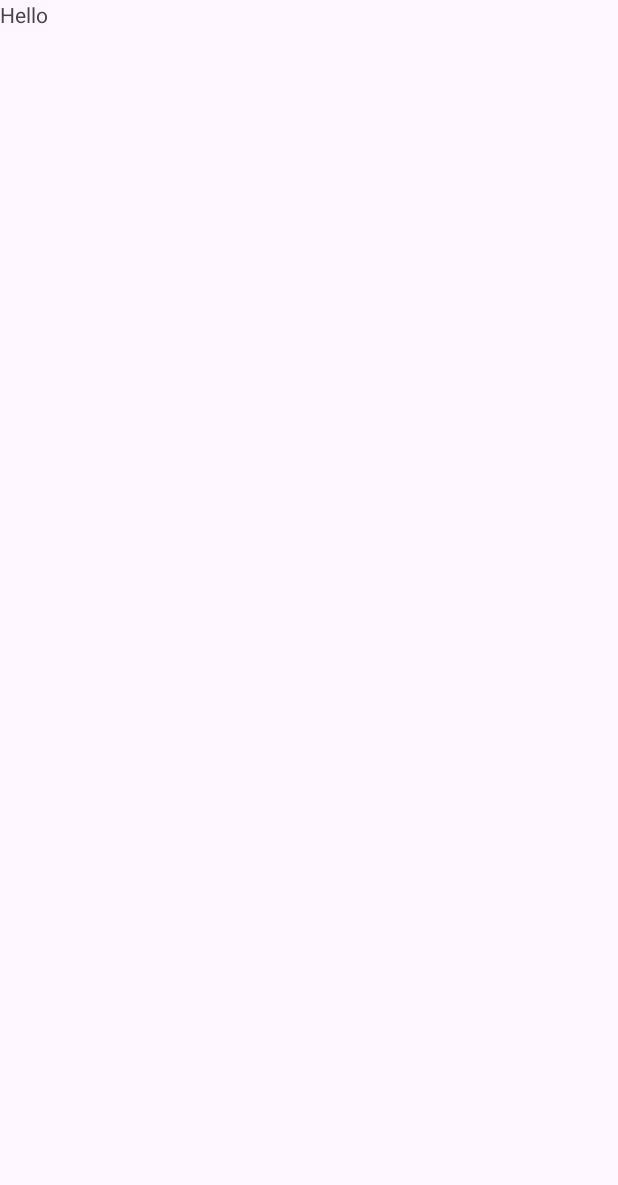
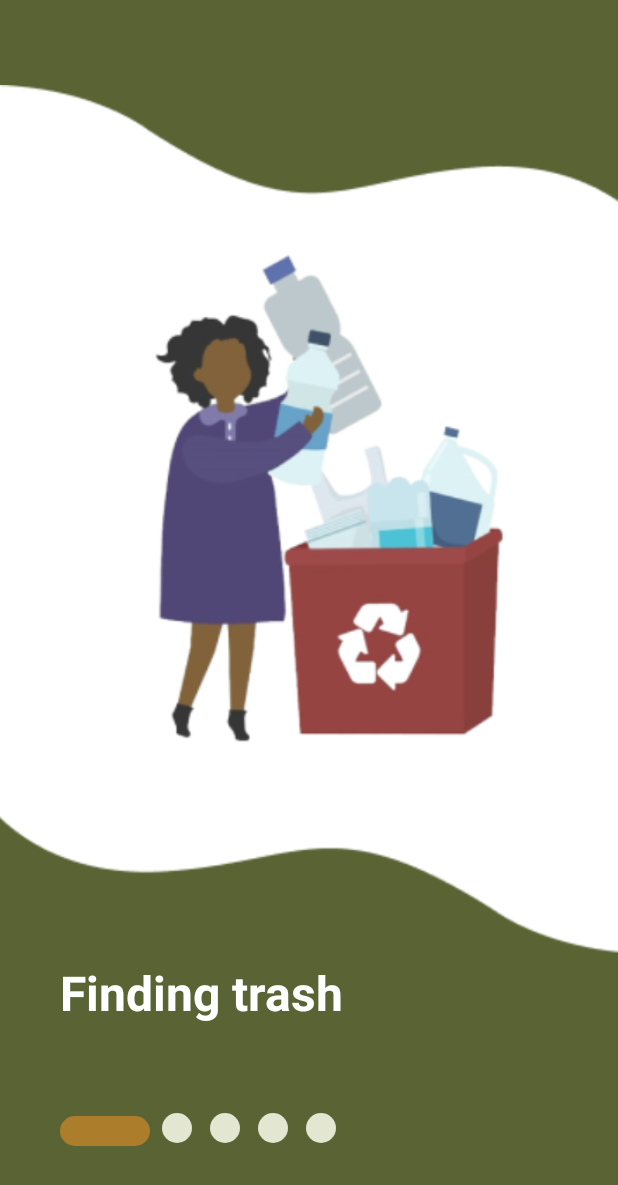
Before and after one commit to EcoTong/EcoTong_Android, an Android app: the screen it shows after launch (MainActivity), on a phone screen of 412 x 824 dp. Before the commit the part shown is almost empty. Shown: the top 1185 px of the screen. Run offline under Robolectric (Android 15) with nearby library versions, the phone set to English and light mode, and no system bars; our stand-ins replace Dagger/Hilt's generated code, Timber.

Commit message:
Init color
Make welcome page

```diff
--- /dev/null
+++ b/app/src/main/java/id/ac/istts/ecotong/ui/welcome/FirstFragment.kt
@@ -0,0 +1,23 @@
+package id.ac.istts.ecotong.ui.welcome
+
+import android.os.Bundle
+import androidx.fragment.app.Fragment
+import android.view.LayoutInflater
+import android.view.View
+import android.view.ViewGroup
+import androidx.fragment.app.viewModels
+import id.ac.istts.ecotong.R
+import id.ac.istts.ecotong.databinding.FragmentFirstBinding
+import id.ac.istts.ecotong.ui.base.BaseFragment
+
+class FirstFragment : BaseFragment<FragmentFirstBinding>(FragmentFirstBinding::inflate) {
+//    private val viewModel: BlankViewModel by viewModels()
+    override fun setupUI() {
+    }
+
+    override fun setupListeners() {
+    }
+
+    override fun setupObservers() {
+    }
+}
--- /dev/null
+++ b/app/src/main/res/drawable/circle.xml
@@ -0,0 +1,11 @@
+<?xml version="1.0" encoding="utf-8"?>
+<shape xmlns:android="http://schemas.android.com/apk/res/android"
+    android:shape="oval">
+
+    <solid
+        android:color="@color/greensecondary"/>
+
+    <size
+        android:width="20dp"
+        android:height="20dp"/>
+</shape>
--- /dev/null
+++ b/app/src/main/res/drawable/oval.xml
@@ -0,0 +1,12 @@
+<?xml version="1.0" encoding="utf-8"?>
+<shape xmlns:android="http://schemas.android.com/apk/res/android"
+    android:shape="rectangle">
+
+    <solid android:color="@color/brown" />
+
+    <corners android:radius="32dp" />
+
+    <size
+        android:width="40dp"
+        android:height="5dp"/>
+</shape>
--- /dev/null
+++ b/app/src/main/res/layout/fragment_first.xml
@@ -0,0 +1,92 @@
+<?xml version="1.0" encoding="utf-8"?>
+<androidx.constraintlayout.widget.ConstraintLayout xmlns:android="http://schemas.android.com/apk/res/android"
+    xmlns:app="http://schemas.android.com/apk/res-auto"
+    xmlns:tools="http://schemas.android.com/tools"
+    android:layout_width="match_parent"
+    android:layout_height="match_parent"
+    android:background="@color/greenprimary"
+    tools:context=".ui.welcome.FirstFragment"
+    tools:layout_editor_absoluteX="31dp"
+    tools:layout_editor_absoluteY="0dp">
+
+    <ImageView
+        android:id="@+id/imageView4"
+        android:layout_width="532dp"
+        android:layout_height="579dp"
+        android:layout_marginBottom="188dp"
+        android:src="@drawable/intro1"
+        app:layout_constraintBottom_toBottomOf="parent"
+        app:layout_constraintEnd_toEndOf="parent"
+        app:layout_constraintHorizontal_bias="0.504"
+        app:layout_constraintStart_toStartOf="parent" />
+
+    <TextView
+        android:id="@+id/textView"
+        style="@style/Big32sp"
+        android:layout_width="wrap_content"
+        android:layout_height="wrap_content"
+        android:layout_marginTop="4dp"
+        android:text="@string/intro1"
+        app:layout_constraintEnd_toEndOf="parent"
+        app:layout_constraintHorizontal_bias="0.179"
+        app:layout_constraintStart_toStartOf="parent"
+        app:layout_constraintTop_toBottomOf="@+id/imageView4" />
+
+    <ImageButton
+        android:id="@+id/imagebutton1"
+        android:layout_width="20dp"
+        android:layout_height="20dp"
+        android:layout_marginStart="8dp"
+        android:background="@drawable/circle"
+        android:backgroundTint="@color/greensecondary"
+        app:layout_constraintBottom_toBottomOf="parent"
+        app:layout_constraintStart_toEndOf="@+id/imagebutton0"
+        app:layout_constraintTop_toBottomOf="@+id/textView"
+        app:layout_constraintVertical_bias="0.487" />
+
+    <ImageButton
+        android:id="@+id/imagebutton2"
+        android:layout_width="20dp"
+        android:layout_height="20dp"
+        android:layout_marginStart="12dp"
+        android:background="@drawable/circle"
+        android:backgroundTint="@color/greensecondary"
+        app:layout_constraintBottom_toBottomOf="parent"
+        app:layout_constraintStart_toEndOf="@+id/imagebutton1"
+        app:layout_constraintTop_toBottomOf="@+id/textView"
+        app:layout_constraintVertical_bias="0.487" />
+
+    <ImageButton
+        android:id="@+id/imagebutton3"
+        android:layout_width="20dp"
+        android:layout_height="20dp"
+        android:layout_marginStart="12dp"
+        android:background="@drawable/circle"
+        android:backgroundTint="@color/greensecondary"
+        app:layout_constraintBottom_toBottomOf="parent"
+        app:layout_constraintStart_toEndOf="@+id/imagebutton2"
+        app:layout_constraintTop_toBottomOf="@+id/textView"
+        app:layout_constraintVertical_bias="0.487" />
+
+    <ImageButton
+        android:id="@+id/imagebutton4"
+        android:layout_width="20dp"
+        android:layout_height="20dp"
+        android:layout_marginStart="12dp"
+        android:background="@drawable/circle"
+        android:backgroundTint="@color/greensecondary"
+        app:layout_constraintBottom_toBottomOf="parent"
+        app:layout_constraintStart_toEndOf="@+id/imagebutton3"
+        app:layout_constraintTop_toBottomOf="@+id/textView"
+        app:layout_constraintVertical_bias="0.487" />
+
+    <ImageButton
+        android:id="@+id/imagebutton0"
+        android:layout_width="60dp"
+        android:layout_height="20dp"
+        android:layout_marginStart="40dp"
+        android:background="@drawable/oval"
+        app:layout_constraintBottom_toBottomOf="parent"
+        app:layout_constraintStart_toStartOf="parent"
+        app:layout_constraintTop_toBottomOf="@+id/textView" />
+</androidx.constraintlayout.widget.ConstraintLayout>
--- a/app/src/main/res/navigation/navigation_main.xml
+++ b/app/src/main/res/navigation/navigation_main.xml
@@ -3,11 +3,10 @@
     xmlns:app="http://schemas.android.com/apk/res-auto"
     xmlns:tools="http://schemas.android.com/tools"
     android:id="@+id/navigation_main"
-    app:startDestination="@id/blankFragment">
-
+    app:startDestination="@id/firstFragment">
     <fragment
-        android:id="@+id/blankFragment"
-        android:name="id.ac.istts.ecotong.ui.example.BlankFragment"
-        android:label="fragment_blank"
-        tools:layout="@layout/fragment_blank" />
+        android:id="@+id/firstFragment"
+        android:name="id.ac.istts.ecotong.ui.welcome.FirstFragment"
+        android:label="fragment_first"
+        tools:layout="@layout/fragment_first" />
 </navigation>
--- a/app/src/main/res/values/colors.xml
+++ b/app/src/main/res/values/colors.xml
@@ -2,4 +2,17 @@
 <resources>
     <color name="black">#FF000000</color>
     <color name="white">#FFFFFFFF</color>
+    <color name="greenprimary">#596334</color>
+    <color name="greensecondary">#E3E7D1</color>
+    <color name="brown">#AC7E2B</color>
+    <color name="background">#EEEEE6</color>
+    <color name="orangeprimary">#FF9E44</color>
+    <color name="orangesecondary">#FFDA44</color>
+    <color name="red">#FF4444</color>
+    <color name="green">#48FF44</color>
+    <color name="blue">#44B0FF</color>
+    <color name="yellow">#FBFF44</color>
+    <color name="darkgray">#42433D</color>
+    <color name="gray">#7F7F7F</color>
+    <color name="pink">#FF8888</color>
 </resources>
--- a/app/src/main/res/values/strings.xml
+++ b/app/src/main/res/values/strings.xml
@@ -1,3 +1,9 @@
 <resources>
-    <string name="app_name">EcoTong_Android</string>
+    <string name="app_name">EcoTong</string>
+    <string name="hello_blank_fragment">Hello blank fragment</string>
+    <string name="intro1">Finding trash</string>
+    <string name="intro2">Taking a picture of the material</string>
+    <string name="intro3">Getting recommendations</string>
+    <string name="intro4">Recycling and making a profit</string>
+    <string name="intro5">Join us to save the planet</string>
 </resources>
--- a/app/src/main/res/values/themes.xml
+++ b/app/src/main/res/values/themes.xml
@@ -2,8 +2,13 @@
     <!-- Base application theme. -->
     <style name="Base.Theme.EcoTong_Android" parent="Theme.Material3.DayNight.NoActionBar">
         <!-- Customize your light theme here. -->
-        <!-- <item name="colorPrimary">@color/my_light_primary</item> -->
+         <item name="colorPrimary">@color/greensecondary</item>
     </style>
 
     <style name="Theme.EcoTong_Android" parent="Base.Theme.EcoTong_Android" />
+    <style name="Big32sp" parent="Base.Theme.EcoTong_Android">
+        <item name="android:textColor">@color/white</item>
+        <item name="android:textSize">32sp</item>
+        <item name="android:textStyle">bold</item>
+    </style>
 </resources>
--- a/gradle/libs.versions.toml
+++ b/gradle/libs.versions.toml
@@ -1,5 +1,5 @@
 [versions]
-agp = "8.3.2"
+agp = "8.2.2"
 converterMoshi = "2.11.0"
 coreSplashscreen = "1.0.1"
 fragmentKtx = "1.6.2"
```
Also changed, not shown: app/src/main/res/drawable/intro1.png (added).
